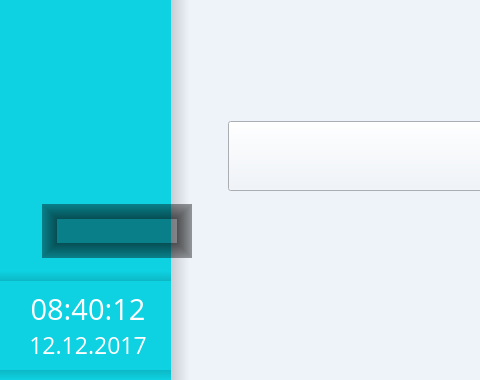
Before: the Qt Designer form menu.ui in tomyqg/topaz-m, drawn with Qt 5; both pictures show x 0 to 480 and y 388 to 768 of the 1024 by 768 pixel window.
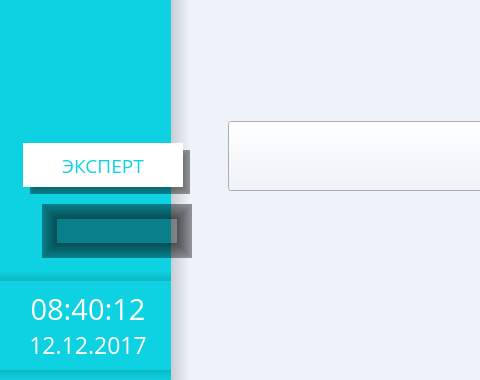
After: the same form once the commit is applied. The open tabs and pages were chosen to show the change. Icons and pictures are not drawn. Custom widgets are drawn as their Qt base class.

Diff of the .ui file:
```diff
--- a/menu.ui
+++ b/menu.ui
@@ -9599,6 +9599,75 @@
         </property>
        </spacer>
       </item>
+      <item>
+       <widget class="QFrame" name="frameModeAccess">
+        <property name="minimumSize">
+         <size>
+          <width>0</width>
+          <height>74</height>
+         </size>
+        </property>
+        <property name="styleSheet">
+         <string notr="true">background-color: rgba(255, 255, 255, 0);</string>
+        </property>
+        <property name="frameShape">
+         <enum>QFrame::NoFrame</enum>
+        </property>
+        <property name="frameShadow">
+         <enum>QFrame::Raised</enum>
+        </property>
+        <widget class="QWidget" name="shadowModeAccess" native="true">
+         <property name="geometry">
+          <rect>
+           <x>30</x>
+           <y>27</y>
+           <width>160</width>
+           <height>44</height>
+          </rect>
+         </property>
+         <property name="styleSheet">
+          <string notr="true">background-color: rgba(0, 0, 0, 100);
+border-right:15px solid qlineargradient(spread:pad, x1:0, y1:0, x2:1, y2:0, stop:0 rgba(0, 0, 0, 100), stop:1 rgba(255, 255, 255, 0));
+border-bottom:15px solid qlineargradient(spread:pad, x1:0, y1:0, x2:0, y2:1, stop:0 rgba(0, 0, 0, 100), stop:1 rgba(255, 255, 255, 0));
+border-left:15px solid qlineargradient(spread:pad, x1:1, y1:0, x2:0, y2:0, stop:0 rgba(0, 0, 0, 100), stop:1 rgba(255, 255, 255, 0));
+border-top:15px solid qlineargradient(spread:pad, x1:0, y1:1, x2:0, y2:0, stop:0 rgba(0, 0, 0, 100), stop:1 rgba(255, 255, 255, 0));
+background-clip:padding;</string>
+         </property>
+        </widget>
+        <widget class="QLabel" name="modeAccess">
+         <property name="geometry">
+          <rect>
+           <x>23</x>
+           <y>20</y>
+           <width>160</width>
+           <height>44</height>
+          </rect>
+         </property>
+         <property name="font">
+          <font>
+           <family>Open Sans</family>
+           <pointsize>14</pointsize>
+          </font>
+         </property>
+         <property name="styleSheet">
+          <string notr="true">background-color: rgb(255, 255, 255);
+color: rgb(14, 210, 226);</string>
+         </property>
+         <property name="text">
+          <string>ЭКСПЕРТ</string>
+         </property>
+         <property name="scaledContents">
+          <bool>true</bool>
+         </property>
+         <property name="alignment">
+          <set>Qt::AlignCenter</set>
+         </property>
+        </widget>
+        <zorder>shadowModeAccess</zorder>
+        <zorder>modeAccess</zorder>
+        <zorder>verticalSpacer</zorder>
+       </widget>
+      </item>
       <item>
        <widget class="QFrame" name="placeLogo">
         <property name="minimumSize">
```
Left out of the diff: 12 changed lines with no effect on the pictures.
